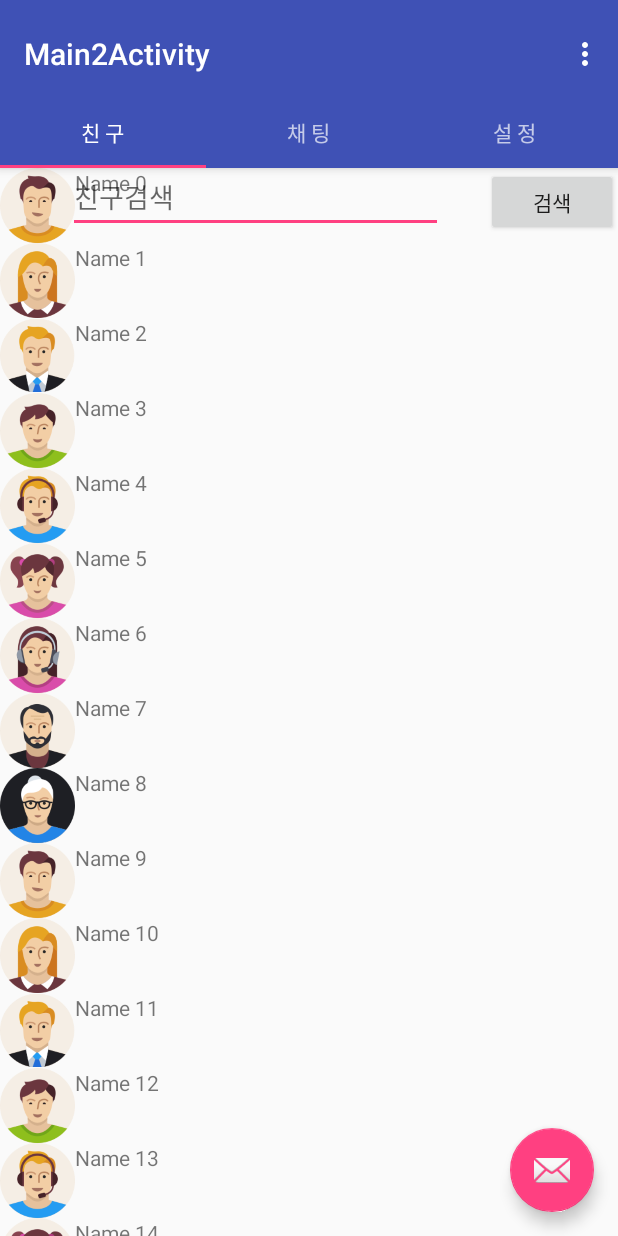
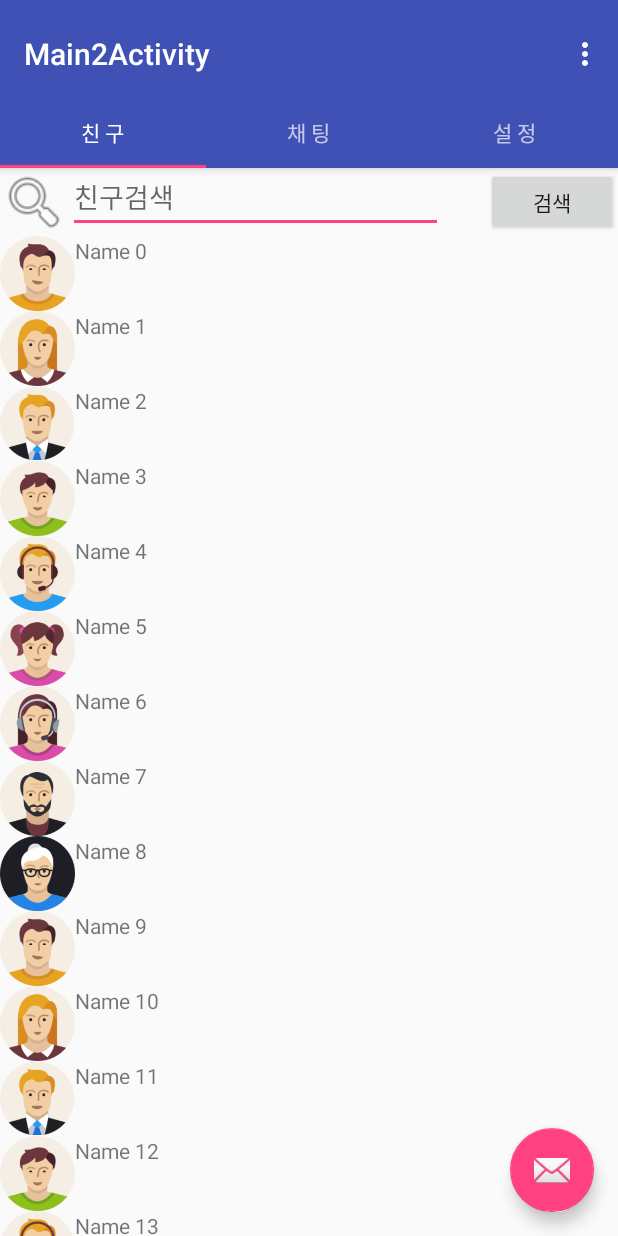
Before and after one commit to jhmocu/And_Chatting_Game, an Android app: the screen it shows after launch (Main2Activity), on a phone screen of 412 x 824 dp. Run offline under Robolectric (Android 15) with nearby library versions, the phone set to English and light mode, and no system bars.

Commit message:
이도희 ::: FriendsListFragment 레이아웃 겹침 __ 수정

```diff
--- a/app/src/main/res/layout/fragment_friends_list.xml
+++ b/app/src/main/res/layout/fragment_friends_list.xml
@@ -44,7 +44,8 @@
         android:id="@+id/container_recyclerView"
         android:layout_alignParentBottom="true"
         android:layout_alignParentLeft="true"
-        android:layout_alignParentStart="true">
+        android:layout_alignParentStart="true"
+        android:layout_below="@+id/imageView">
     </FrameLayout>
 
 </RelativeLayout>
```
